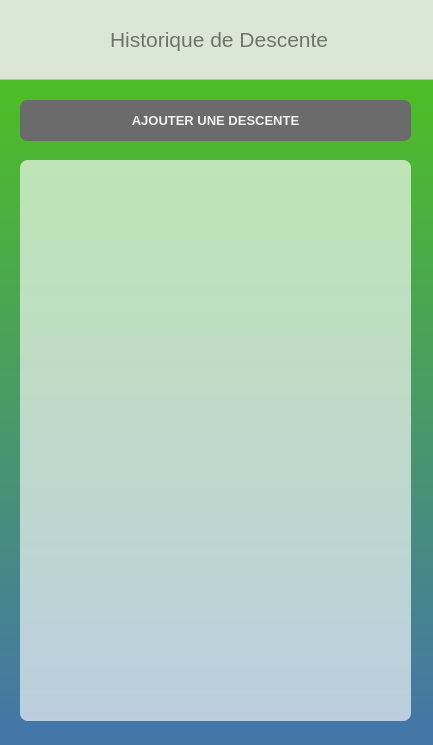
Above: 4-Réalisation/Hugo/TestUI/ui_menu.ui from hugo-gclvs/Chrono-Luge before the change. Below: the same form after it.
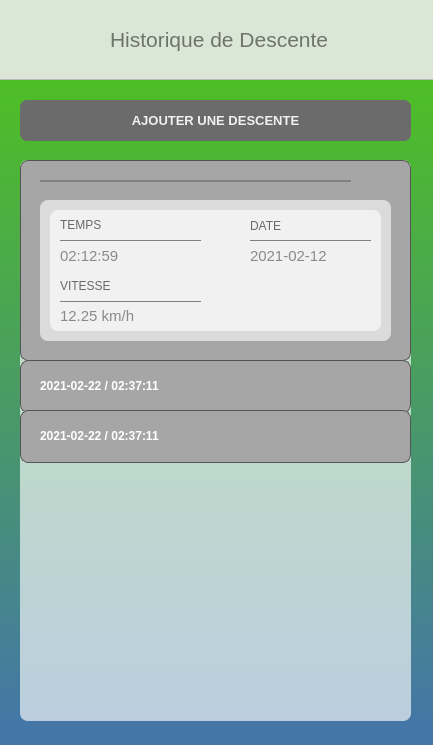
That is the form after the change. Icons and pictures are not drawn.

Commit message:
maj ui menu
ajout des items descente dans l'ui menu

What changed in the file:
```diff
--- a/4-Réalisation/Hugo/TestUI/ui_menu.ui
+++ b/4-Réalisation/Hugo/TestUI/ui_menu.ui
@@ -154,6 +154,391 @@
       <height>561</height>
      </rect>
     </property>
+    <widget class="QWidget" name="descente_1" native="true">
+     <property name="geometry">
+      <rect>
+       <x>0</x>
+       <y>0</y>
+       <width>391</width>
+       <height>201</height>
+      </rect>
+     </property>
+     <property name="styleSheet">
+      <string notr="true">background: #A6A6A6;
+border: 1px solid rgb(84, 84, 84);</string>
+     </property>
+     <widget class="QLabel" name="icon_fleche_1">
+      <property name="geometry">
+       <rect>
+        <x>350</x>
+        <y>0</y>
+        <width>41</width>
+        <height>41</height>
+       </rect>
+      </property>
+      <property name="styleSheet">
+       <string notr="true">border: none;
+margin: 10px;</string>
+      </property>
+      <property name="text">
+       <string/>
+      </property>
+      <property name="pixmap">
+       <pixmap>../icon/arrow-down.png</pixmap>
+      </property>
+      <property name="scaledContents">
+       <bool>true</bool>
+      </property>
+     </widget>
+     <widget class="QLabel" name="label">
+      <property name="geometry">
+       <rect>
+        <x>20</x>
+        <y>20</y>
+        <width>311</width>
+        <height>16</height>
+       </rect>
+      </property>
+      <property name="styleSheet">
+       <string notr="true">border-radius: 0;
+border: none;
+border-top: 2px solid grey;</string>
+      </property>
+      <property name="text">
+       <string/>
+      </property>
+     </widget>
+     <widget class="QFrame" name="frame">
+      <property name="geometry">
+       <rect>
+        <x>20</x>
+        <y>40</y>
+        <width>351</width>
+        <height>141</height>
+       </rect>
+      </property>
+      <property name="styleSheet">
+       <string notr="true">background-color: rgba(255, 255, 255, 0.6);
+border: none;</string>
+      </property>
+      <property name="frameShape">
+       <enum>QFrame::StyledPanel</enum>
+      </property>
+      <property name="frameShadow">
+       <enum>QFrame::Raised</enum>
+      </property>
+      <widget class="QFrame" name="frame_2">
+       <property name="geometry">
+        <rect>
+         <x>10</x>
+         <y>10</y>
+         <width>331</width>
+         <height>121</height>
+        </rect>
+       </property>
+       <property name="frameShape">
+        <enum>QFrame::StyledPanel</enum>
+       </property>
+       <property name="frameShadow">
+        <enum>QFrame::Raised</enum>
+       </property>
+       <widget class="QLabel" name="label_2">
+        <property name="geometry">
+         <rect>
+          <x>10</x>
+          <y>-1</y>
+          <width>69</width>
+          <height>31</height>
+         </rect>
+        </property>
+        <property name="styleSheet">
+         <string notr="true">background: none;
+color: #696969;</string>
+        </property>
+        <property name="text">
+         <string>TEMPS</string>
+        </property>
+       </widget>
+       <widget class="QLabel" name="label_3">
+        <property name="geometry">
+         <rect>
+          <x>200</x>
+          <y>0</y>
+          <width>69</width>
+          <height>31</height>
+         </rect>
+        </property>
+        <property name="styleSheet">
+         <string notr="true">background: none;
+color: #696969;</string>
+        </property>
+        <property name="text">
+         <string>DATE</string>
+        </property>
+       </widget>
+       <widget class="QLabel" name="label_4">
+        <property name="geometry">
+         <rect>
+          <x>10</x>
+          <y>30</y>
+          <width>141</width>
+          <height>16</height>
+         </rect>
+        </property>
+        <property name="styleSheet">
+         <string notr="true">border-radius: 0;
+background: none;
+border: none;
+border-top: 1px solid grey;</string>
+        </property>
+        <property name="text">
+         <string/>
+        </property>
+       </widget>
+       <widget class="QLabel" name="label_5">
+        <property name="geometry">
+         <rect>
+          <x>200</x>
+          <y>30</y>
+          <width>121</width>
+          <height>20</height>
+         </rect>
+        </property>
+        <property name="styleSheet">
+         <string notr="true">border-radius: 0;
+background: none;
+border: none;
+border-top: 1px solid grey;</string>
+        </property>
+        <property name="text">
+         <string/>
+        </property>
+       </widget>
+       <widget class="QLabel" name="label_6">
+        <property name="geometry">
+         <rect>
+          <x>10</x>
+          <y>91</y>
+          <width>141</width>
+          <height>16</height>
+         </rect>
+        </property>
+        <property name="styleSheet">
+         <string notr="true">border-radius: 0;
+background: none;
+border: none;
+border-top: 1px solid grey;</string>
+        </property>
+        <property name="text">
+         <string/>
+        </property>
+       </widget>
+       <widget class="QLabel" name="label_7">
+        <property name="geometry">
+         <rect>
+          <x>10</x>
+          <y>60</y>
+          <width>69</width>
+          <height>31</height>
+         </rect>
+        </property>
+        <property name="styleSheet">
+         <string notr="true">background: none;
+color: #696969;</string>
+        </property>
+        <property name="text">
+         <string>VITESSE</string>
+        </property>
+       </widget>
+       <widget class="QLabel" name="label_8">
+        <property name="geometry">
+         <rect>
+          <x>10</x>
+          <y>90</y>
+          <width>91</width>
+          <height>31</height>
+         </rect>
+        </property>
+        <property name="font">
+         <font>
+          <pointsize>11</pointsize>
+         </font>
+        </property>
+        <property name="styleSheet">
+         <string notr="true">background: none;
+color: #8A8A8A;</string>
+        </property>
+        <property name="text">
+         <string>12.25 km/h</string>
+        </property>
+       </widget>
+       <widget class="QLabel" name="label_9">
+        <property name="geometry">
+         <rect>
+          <x>10</x>
+          <y>30</y>
+          <width>91</width>
+          <height>31</height>
+         </rect>
+        </property>
+        <property name="font">
+         <font>
+          <pointsize>11</pointsize>
+         </font>
+        </property>
+        <property name="styleSheet">
+         <string notr="true">background: none;
+color: #8A8A8A;</string>
+        </property>
+        <property name="text">
+         <string>02:12:59</string>
+        </property>
+       </widget>
+       <widget class="QLabel" name="label_10">
+        <property name="geometry">
+         <rect>
+          <x>200</x>
+          <y>30</y>
+          <width>91</width>
+          <height>31</height>
+         </rect>
+        </property>
+        <property name="font">
+         <font>
+          <pointsize>11</pointsize>
+         </font>
+        </property>
+        <property name="styleSheet">
+         <string notr="true">background: none;
+color: #8A8A8A;</string>
+        </property>
+        <property name="text">
+         <string>2021-02-12</string>
+        </property>
+       </widget>
+      </widget>
+     </widget>
+    </widget>
+    <widget class="QWidget" name="descente_2" native="true">
+     <property name="geometry">
+      <rect>
+       <x>0</x>
+       <y>200</y>
+       <width>391</width>
+       <height>53</height>
+      </rect>
+     </property>
+     <property name="styleSheet">
+      <string notr="true">background: #A6A6A6;
+border: 1px solid rgb(84, 84, 84);</string>
+     </property>
+     <widget class="QLabel" name="info_descente_2">
+      <property name="geometry">
+       <rect>
+        <x>20</x>
+        <y>10</y>
+        <width>311</width>
+        <height>31</height>
+       </rect>
+      </property>
+      <property name="font">
+       <font>
+        <weight>75</weight>
+        <bold>true</bold>
+       </font>
+      </property>
+      <property name="styleSheet">
+       <string notr="true">color: rgb(255, 255, 255);
+border: none;</string>
+      </property>
+      <property name="text">
+       <string>2021-02-22 / 02:37:11</string>
+      </property>
+     </widget>
+     <widget class="QLabel" name="icon_fleche_2">
+      <property name="geometry">
+       <rect>
+        <x>340</x>
+        <y>0</y>
+        <width>51</width>
+        <height>51</height>
+       </rect>
+      </property>
+      <property name="styleSheet">
+       <string notr="true">border: none;
+margin: 10px;</string>
+      </property>
+      <property name="text">
+       <string/>
+      </property>
+      <property name="pixmap">
+       <pixmap>../icon/arrow.png</pixmap>
+      </property>
+      <property name="scaledContents">
+       <bool>true</bool>
+      </property>
+     </widget>
+    </widget>
+    <widget class="QWidget" name="descente_3" native="true">
+     <property name="geometry">
+      <rect>
+       <x>0</x>
+       <y>250</y>
+       <width>391</width>
+       <height>53</height>
+      </rect>
+     </property>
+     <property name="styleSheet">
+      <string notr="true">background: #A6A6A6;
+border: 1px solid rgb(84, 84, 84);</string>
+     </property>
+     <widget class="QLabel" name="info_descente_8">
+      <property name="geometry">
+       <rect>
+        <x>20</x>
+        <y>10</y>
+        <width>311</width>
+        <height>31</height>
+       </rect>
+      </property>
+      <property name="font">
+       <font>
+        <weight>75</weight>
+        <bold>true</bold>
+       </font>
+      </property>
+      <property name="styleSheet">
+       <string notr="true">color: rgb(255, 255, 255);
+border: none;</string>
+      </property>
+      <property name="text">
+       <string>2021-02-22 / 02:37:11</string>
+      </property>
+     </widget>
+     <widget class="QLabel" name="icon_fleche_8">
+      <property name="geometry">
+       <rect>
+        <x>340</x>
+        <y>0</y>
+        <width>51</width>
+        <height>51</height>
+       </rect>
+      </property>
+      <property name="styleSheet">
+       <string notr="true">border: none;
+margin: 10px;</string>
+      </property>
+      <property name="text">
+       <string/>
+      </property>
+      <property name="pixmap">
+       <pixmap>../icon/arrow.png</pixmap>
+      </property>
+      <property name="scaledContents">
+       <bool>true</bool>
+      </property>
+     </widget>
+    </widget>
    </widget>
   </widget>
   <zorder>bandeau_BLANC</zorder>
```
Left out of the diff: 2 changed lines with no effect on the pictures. The commit also changes 3 other files.
